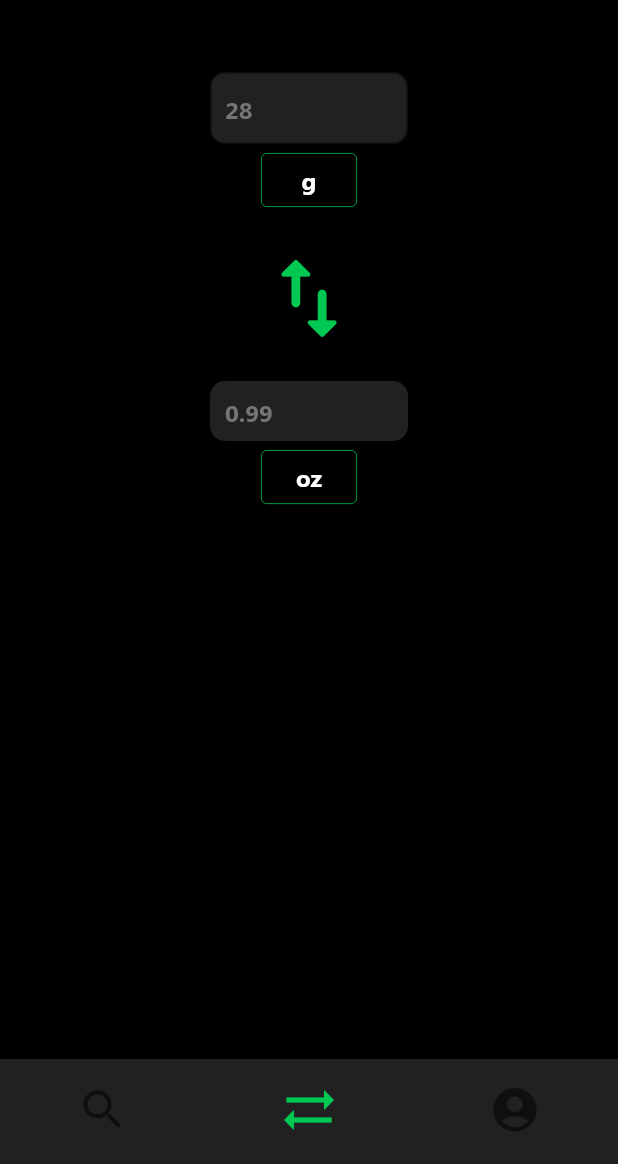
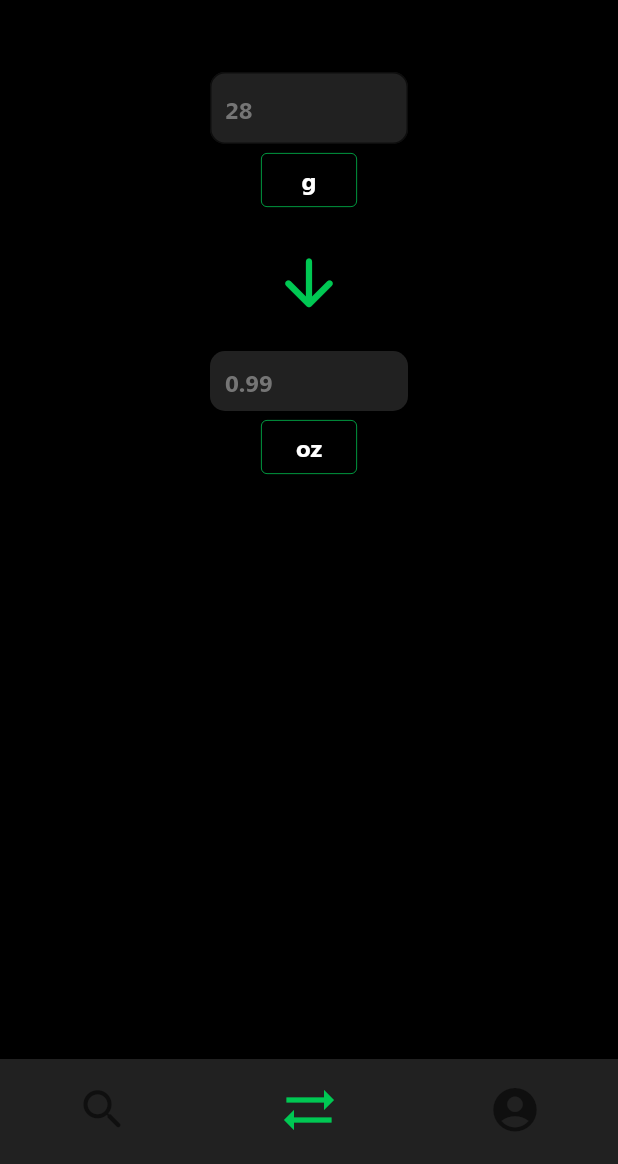
Before and after one commit to cezar-r/weedipedia, a Flutter app: the screen it shows after launch, item 2 of the bottom bar chosen, on a phone screen of 412 x 824 dp, the part 72-1236 px from its top. Run offline on Flutter 3.47's test engine with Material 2 defaults, Android fonts, the light colour scheme and no system bars; our stand-ins replace shared_preferences; missing offline and left inert: flappy_search_bar; statements that could not run were skipped.

Commit message:
minor changes

```diff
--- a/lib/ConvertPage.dart
+++ b/lib/ConvertPage.dart
@@ -183,9 +183,9 @@ class _ConvertPage extends State<ConvertPage> {
               const SizedBox(height: 20),
               ElevatedButton(
                 child: Icon(
-                  Icons.swap_vert_rounded,
+                  Icons.arrow_downward_rounded,
                   color: AppUser.getColor(),
-                  size: 70,
+                  size: 50,
                 ),
                 // onPressed: c._convert,
                 onPressed: (){
```
